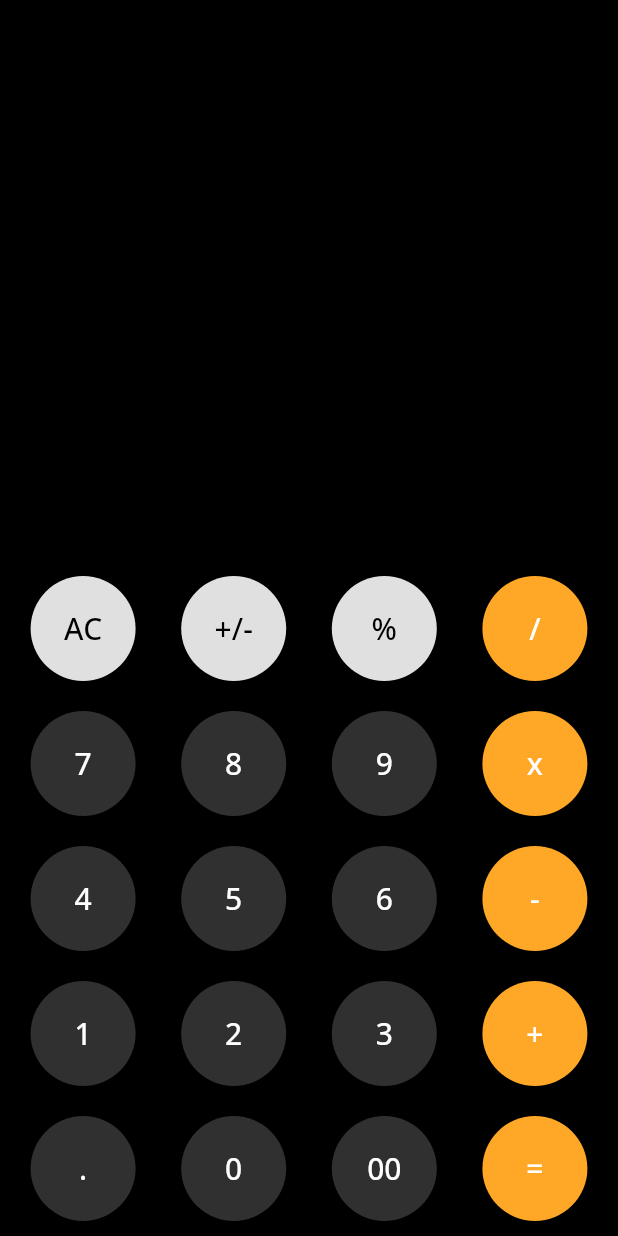
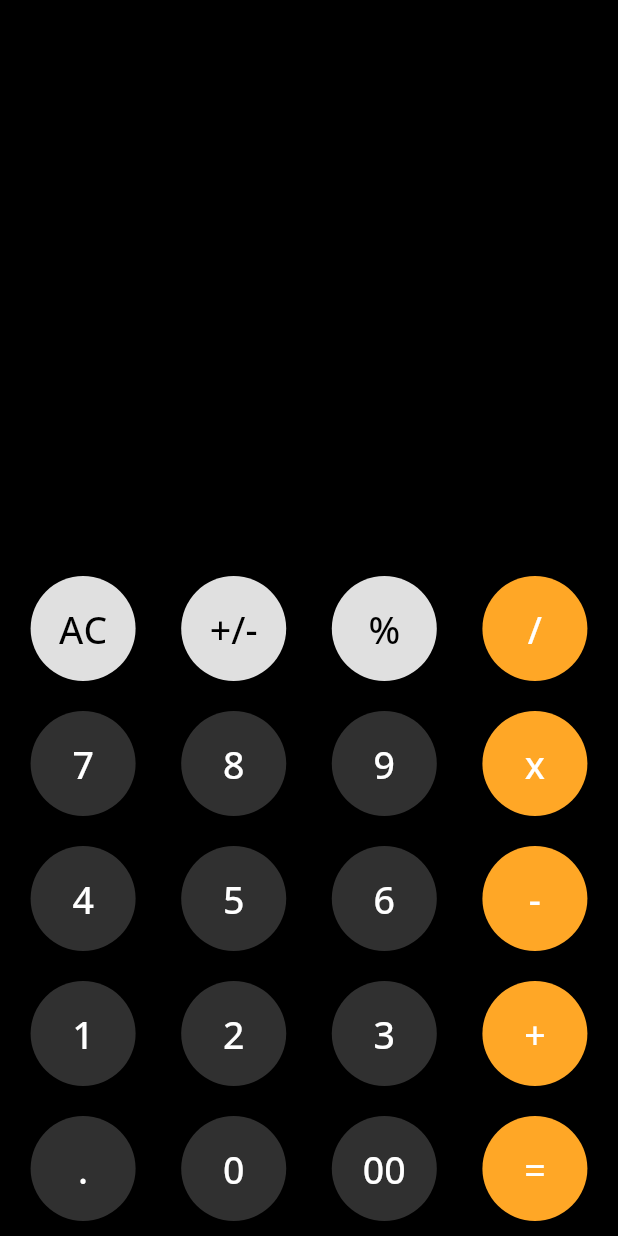
Before and after one commit to BenedictusKent/SimpleCalculator, a Flutter app: the screen it shows after launch, on a phone screen of 412 x 824 dp. Run offline on Flutter 3.47's test engine with Material 2 defaults, Android fonts, the phone set to English and light mode, and no system bars; our stand-ins replace google_fonts.

Commit message:
bigger font size

```diff
--- a/simplecalculator/lib/button.dart
+++ b/simplecalculator/lib/button.dart
@@ -18,7 +18,7 @@ class CalcButton extends StatelessWidget {
           style: GoogleFonts.openSans(
               textStyle: TextStyle(
             color: fontColor != null ? Color(fontColor) : Colors.white,
-            fontSize: 20.0,
+            fontSize: 25.0,
           )),
         ),
         style: ElevatedButton.styleFrom(
```
